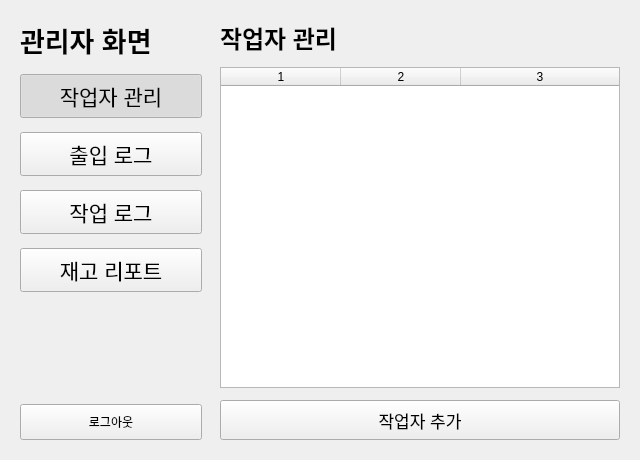
Before: the Qt Designer form soy-pc/ui/admin_screen.ui in addinedu-physicalai-1st/iot-repo-3, drawn with Qt 5.
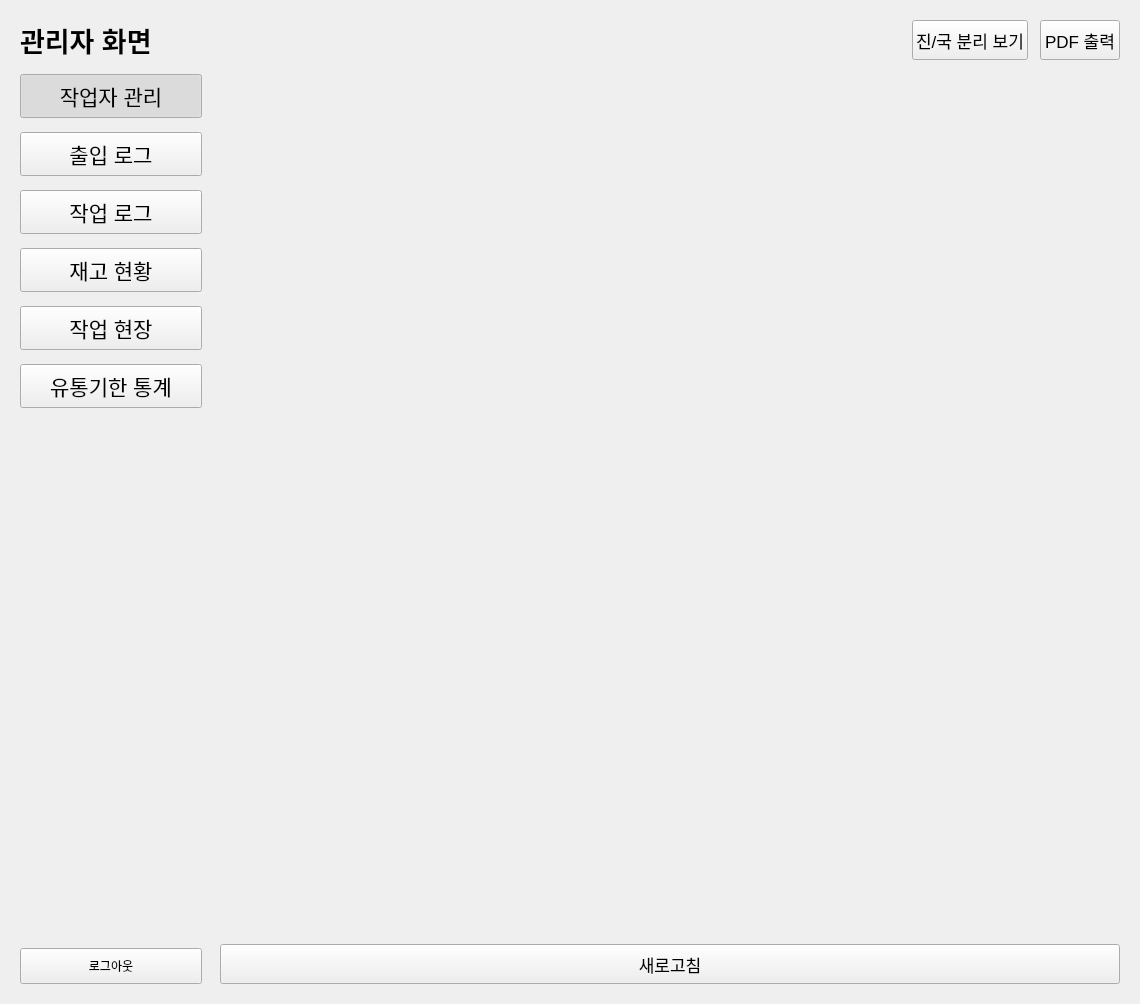
After: the same form once the commit is applied. The open tabs and pages were chosen to show the change.

Commit message: feat: implement seed data generation for inventory reporting SQL

The edit to the form file:
```diff
--- a/soy-pc/ui/admin_screen.ui
+++ b/soy-pc/ui/admin_screen.ui
@@ -130,7 +130,49 @@
          </font>
         </property>
         <property name="text">
-         <string>재고 리포트</string>
+         <string>재고 현황</string>
+        </property>
+        <property name="checkable">
+         <bool>true</bool>
+        </property>
+       </widget>
+      </item>
+      <item>
+       <widget class="QPushButton" name="menu_work_status">
+        <property name="minimumSize">
+         <size>
+          <width>0</width>
+          <height>44</height>
+         </size>
+        </property>
+        <property name="font">
+         <font>
+          <pointsize>16</pointsize>
+         </font>
+        </property>
+        <property name="text">
+         <string>작업 현장</string>
+        </property>
+        <property name="checkable">
+         <bool>true</bool>
+        </property>
+       </widget>
+      </item>
+      <item>
+       <widget class="QPushButton" name="menu_expiration_stats">
+        <property name="minimumSize">
+         <size>
+          <width>0</width>
+          <height>44</height>
+         </size>
+        </property>
+        <property name="font">
+         <font>
+          <pointsize>16</pointsize>
+         </font>
+        </property>
+        <property name="text">
+         <string>유통기한 통계</string>
         </property>
         <property name="checkable">
          <bool>true</bool>
@@ -629,6 +671,179 @@
        </item>
       </layout>
      </widget>
+     <widget class="QWidget" name="page_inventory_status">
+      <property name="objectName">
+       <string>page_inventory_status</string>
+      </property>
+      <layout class="QVBoxLayout" name="verticalLayout_inventory_status">
+       <property name="spacing">
+        <number>12</number>
+       </property>
+      <item>
+       <layout class="QHBoxLayout" name="horizontalLayout_inventory_status_header">
+        <item>
+         <spacer name="horizontalSpacer_inventory_status_header">
+          <property name="orientation">
+           <enum>Qt::Orientation::Horizontal</enum>
+          </property>
+          <property name="sizeHint" stdset="0">
+           <size>
+            <width>40</width>
+            <height>20</height>
+           </size>
+          </property>
+         </spacer>
+        </item>
+        <item>
+         <widget class="QPushButton" name="toggleInventoryStatusSplitButton">
+          <property name="minimumSize">
+           <size>
+            <width>0</width>
+            <height>40</height>
+           </size>
+          </property>
+          <property name="font">
+           <font>
+            <pointsize>13</pointsize>
+           </font>
+          </property>
+          <property name="text">
+           <string>진/국 분리 보기</string>
+          </property>
+          <property name="checkable">
+           <bool>true</bool>
+          </property>
+         </widget>
+        </item>
+        <item>
+         <widget class="QPushButton" name="exportInventoryStatusPdfButton">
+          <property name="minimumSize">
+           <size>
+            <width>0</width>
+            <height>40</height>
+           </size>
+          </property>
+          <property name="font">
+           <font>
+            <pointsize>13</pointsize>
+           </font>
+          </property>
+          <property name="text">
+           <string>PDF 출력</string>
+          </property>
+         </widget>
+        </item>
+       </layout>
+      </item>
+       <item>
+        <widget class="QWidget" name="inventoryStatusChartContainer" native="true">
+         <property name="objectName">
+          <string>inventoryStatusChartContainer</string>
+         </property>
+         <property name="minimumSize">
+          <size>
+           <width>900</width>
+           <height>860</height>
+          </size>
+         </property>
+        </widget>
+       </item>
+       <item>
+        <widget class="QPushButton" name="refreshInventoryStatusButton">
+         <property name="minimumSize">
+          <size>
+           <width>0</width>
+           <height>40</height>
+          </size>
+         </property>
+         <property name="font">
+          <font>
+           <pointsize>13</pointsize>
+          </font>
+         </property>
+         <property name="text">
+          <string>새로고침</string>
+         </property>
+        </widget>
+       </item>
+      </layout>
+     </widget>
+     <widget class="QWidget" name="page_expiration_stats">
+      <property name="objectName">
+       <string>page_expiration_stats</string>
+      </property>
+      <layout class="QVBoxLayout" name="verticalLayout_expiration_stats">
+       <property name="spacing">
+        <number>12</number>
+       </property>
+       <item>
+        <widget class="QWidget" name="expirationStatsContainer" native="true">
+         <property name="minimumSize">
+          <size>
+           <width>900</width>
+           <height>520</height>
+          </size>
+         </property>
+        </widget>
+       </item>
+       <item>
+        <widget class="QPushButton" name="refreshExpirationStatsButton">
+         <property name="minimumSize">
+          <size>
+           <width>0</width>
+           <height>40</height>
+          </size>
+         </property>
+         <property name="font">
+          <font>
+           <pointsize>13</pointsize>
+          </font>
+         </property>
+         <property name="text">
+          <string>새로고침</string>
+         </property>
+        </widget>
+       </item>
+      </layout>
+     </widget>
+     <widget class="QWidget" name="page_work_status">
+      <property name="objectName">
+       <string>page_work_status</string>
+      </property>
+      <layout class="QVBoxLayout" name="verticalLayout_work_status">
+       <property name="spacing">
+        <number>12</number>
+       </property>
+       <item>
+        <widget class="QWidget" name="workStatusContainer" native="true">
+         <property name="minimumSize">
+          <size>
+           <width>900</width>
+           <height>520</height>
+          </size>
+         </property>
+        </widget>
+       </item>
+       <item>
+        <widget class="QPushButton" name="refreshWorkStatusButton">
+         <property name="minimumSize">
+          <size>
+           <width>0</width>
+           <height>40</height>
+          </size>
+         </property>
+         <property name="font">
+          <font>
+           <pointsize>13</pointsize>
+          </font>
+         </property>
+         <property name="text">
+          <string>새로고침</string>
+         </property>
+        </widget>
+       </item>
+      </layout>
+     </widget>
     </widget>
    </item>
   </layout>
```
Left out of the diff: 2 changed lines with no effect on the pictures. The commit also changes 18 other files.
